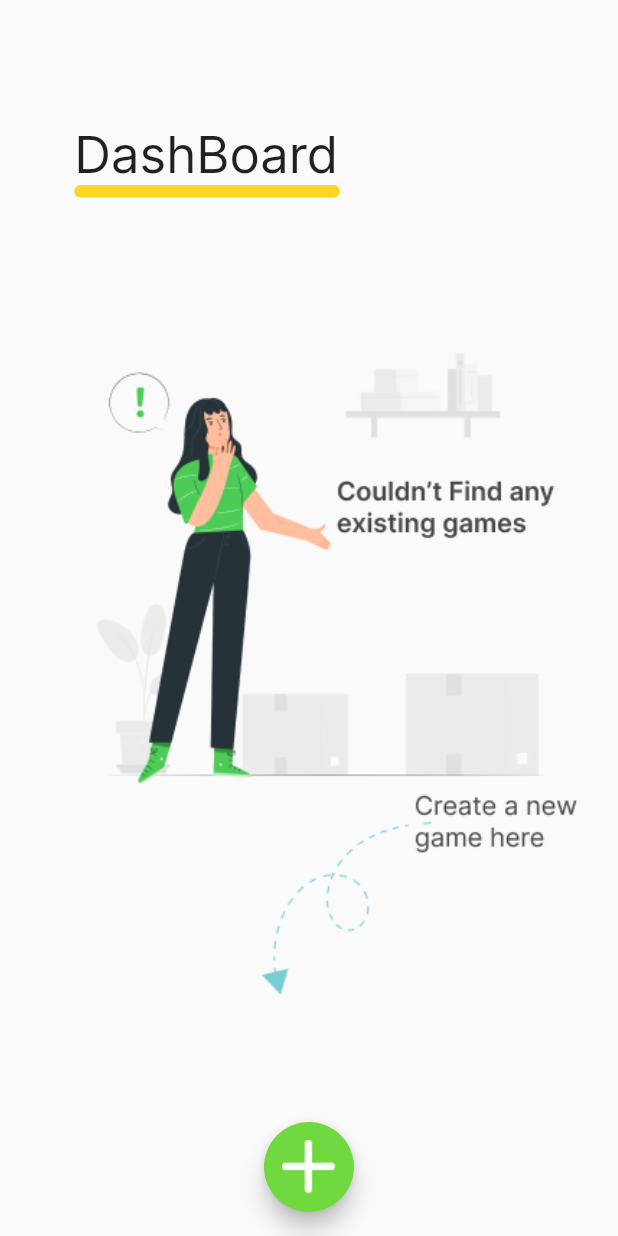
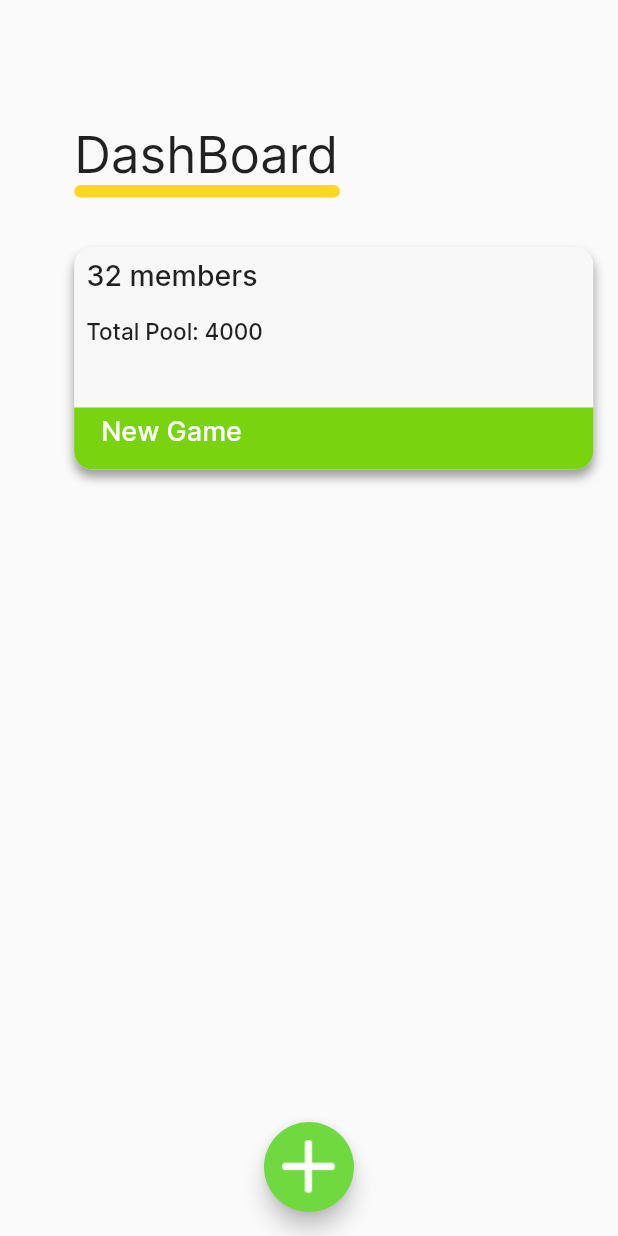
Before and after one commit to Team-SynTag/splitsave, a Flutter app: the HomePage screen opened directly, on a phone screen of 412 x 824 dp. Run offline on Flutter 3.47's test engine with Material 2 defaults, Android fonts, the phone set to English and light mode, and no system bars; our stand-ins replace dots_indicator.

Commit message:
Completed DashBoard Ui

```diff
--- a/lib/Home/HomePage.dart
+++ b/lib/Home/HomePage.dart
@@ -1,4 +1,6 @@
 import 'package:flutter/material.dart';
+import 'package:split_save/Home/GamesList.dart';
+import 'package:split_save/Home/NewGame.dart';
 import 'package:split_save/Widgets/UnderlineContainer.dart';
 
 class HomePage extends StatefulWidget {
@@ -8,8 +10,19 @@ class HomePage extends StatefulWidget {
 
 class _HomePageState extends State<HomePage> {
 
+  List<GamesList> games = [GamesList("New Game", 32, 4000)];
+
+  void addGames(){
+    GamesList newGame=GamesList("fefb", 6, 2000);
+    games.add(newGame);
+    setState(() {
+    });
+  }
+
+
   @override
   Widget build(BuildContext context) {
+
     return SafeArea(
       child: Scaffold(
           body: Container(
@@ -32,7 +45,7 @@ class _HomePageState extends State<HomePage> {
                     alignment: Alignment.topLeft,
                       child: Underline(MediaQuery.of(context).size.width*.43)),
                   SizedBox(height: MediaQuery.of(context).size.height*.04,),
-                  Container(
+                  games.length==0? Container(
                     width: MediaQuery.of(context).size.width*.88,
                     height: MediaQuery.of(context).size.height*.66,
                     decoration: BoxDecoration(
@@ -42,17 +55,108 @@ class _HomePageState extends State<HomePage> {
                         )
                       )
                     ),
-                  )
+                  ):
+                      Expanded(
+                        child: Container(
+                          width: MediaQuery.of(context).size.width*.88,
+                          height: MediaQuery.of(context).size.height*.72,
+                          child: ListView.builder(
+                              itemCount: games.length,
+                              scrollDirection: Axis.vertical,
+                              shrinkWrap: true,
+
+                              itemBuilder: (BuildContext context,int index) {
+                              return Container(
+                                width: MediaQuery.of(context).size.width*.6,
+                                  height: MediaQuery.of(context).size.height*.18,
+                                  decoration: BoxDecoration(
+                                    color: Color(0xFFF8F8F8),
+                                    borderRadius: BorderRadius.circular(12),
+                                    boxShadow: <BoxShadow>[BoxShadow(
+                                      blurRadius: 5.0,
+                                      color: Colors.black38,
+                                      offset: Offset(0.0,5.0)
+                                    )]
+                                  ),
+
+                                    child: MaterialButton(
+                                      onPressed: (){},
+                                      padding: EdgeInsets.all(0.0),
+                                      child: Stack(
+                                        children:<Widget>[ Column(
+                                          children: <Widget>[
+                                            Padding(
+                                              padding: const EdgeInsets.all(8.0),
+                                              child: Align(
+                                                alignment: Alignment.topLeft,
+                                                child: Text(games[index].members.toString()+" members",
+                                                style: TextStyle(
+                                                  fontSize: 19,
+                                                  fontFamily: "Inter"
+                                                ),
+                                                ),
+                                              ),
+                                            ),
+                                            Padding(
+                                              padding: const EdgeInsets.all(8.0),
+                                              child: Align(
+                                                alignment: Alignment.topLeft,
+                                                child: Text(
+                                                  "Total Pool: "+games[index].totalPool.toString(),
+                                                  style: TextStyle(
+                                                    fontFamily: "Inter",
+                                                    fontSize: 15,
+                                                  ),
+                                                ),
+                                              ),
+                                            ),
+
+                                          ],
+                          ),
+                                          Align(
+                                            alignment: Alignment.bottomCenter,
+                                            child: Container(
+                                              width: MediaQuery.of(context).size.width,
+                                              height: MediaQuery.of(context).size.height*.05,
+                                              decoration: BoxDecoration(
+                                                borderRadius: BorderRadius.only(bottomLeft: Radius.circular(12),bottomRight: Radius.circular(12)),
+                                                color: Color(0xFF79D30F)
+                                              ),
+                                              child: Padding(
+                                                padding: const EdgeInsets.only(top: 5.0,left: 18.0),
+                                                child: Text(games[index].name,
+                                                  style: TextStyle(
+                                                    fontSize: 18,
+                                                    fontWeight: FontWeight.w500,
+                                                    fontFamily: "Inter",
+                                                    color: Color(0xFFFFFFFF)
+                                                  ),
+                                                ),
+                                              ),
+                                            ),
+                                          )
+                                      ]),
+                                    ),
+
+                          );
+                        }
+                          ),
+                        ),
+                      )
                 ],
               ),
-            ),
+            )
           ),
         resizeToAvoidBottomInset: false,
         floatingActionButton: Container(
           height: 60,
           width: 60,
           child: FloatingActionButton(
-            onPressed: () {},
+            onPressed: () {
+              Navigator.push(context, MaterialPageRoute(
+                builder: (context){return AddNewGame();}
+              ));
+            },
             splashColor: Colors.green,
 
             backgroundColor: Color(0xFF70D93F),
@@ -61,6 +165,7 @@ class _HomePageState extends State<HomePage> {
         ),
         floatingActionButtonLocation: FloatingActionButtonLocation.centerFloat,
       ),
-    );
+    ) ;
+
   }
 }
```
Also changed, not shown: lib/Home/NewGame.dart (added, +64 -0 lines), assets/images/Done.png (added), lib/Home/GameView.dart (added).
